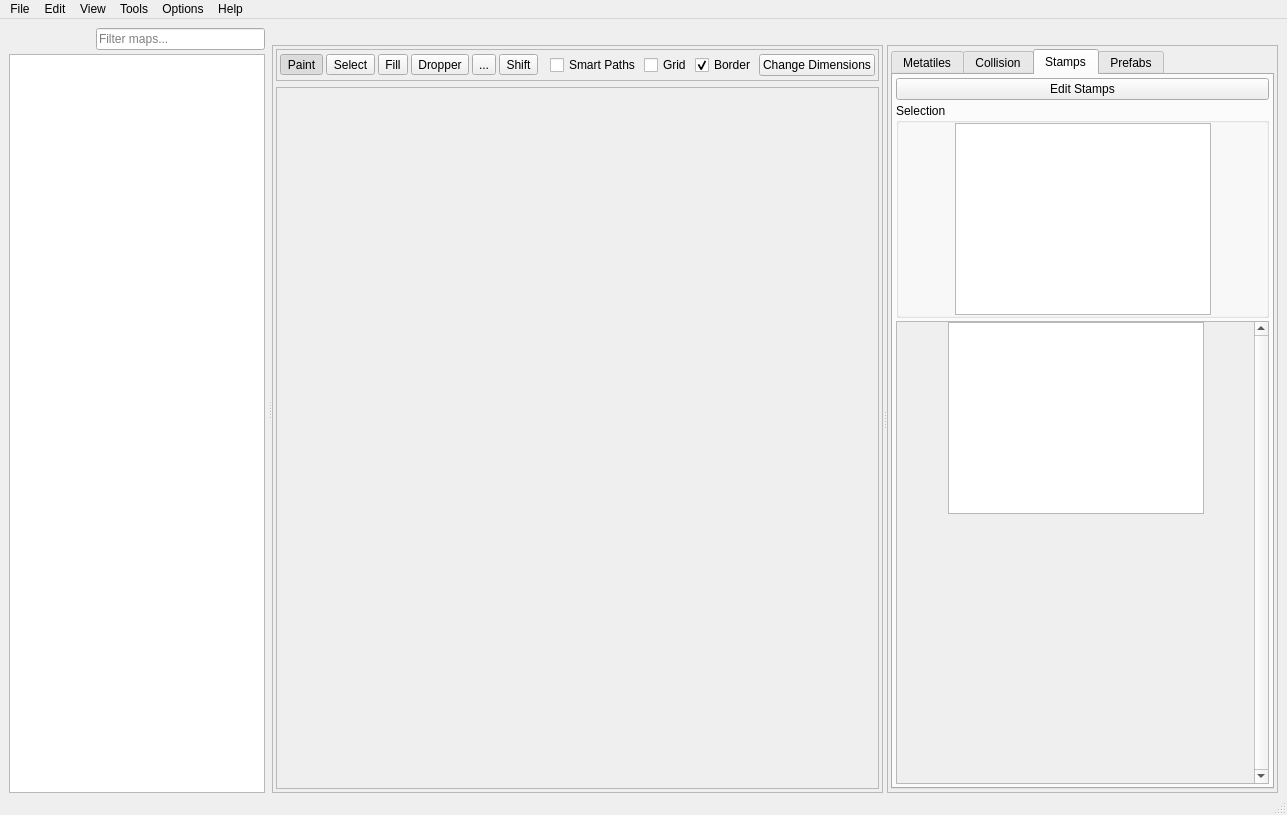
huderlem/porymap, file forms/mainwindow.ui: the form before one commit.
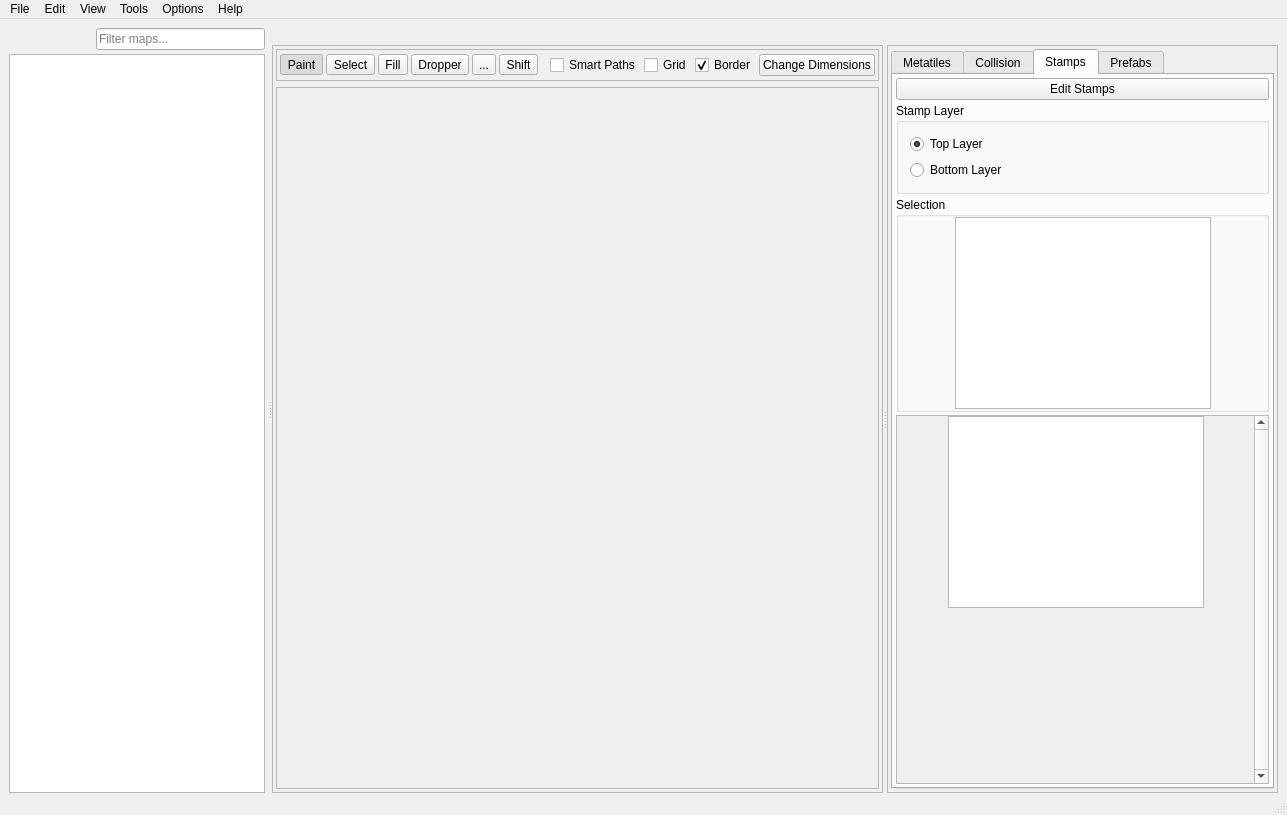
The form after the commit. The open tabs and pages were chosen to show the change. Icons and pictures are not drawn. Custom widgets are drawn as their Qt base class.

Commit message: Add stamp layer buttons

```diff
--- a/forms/mainwindow.ui
+++ b/forms/mainwindow.ui
@@ -1291,6 +1291,38 @@
                        </property>
                       </widget>
                      </item>
+                     <item>
+                      <widget class="QGroupBox" name="groupBox_stampLayer">
+                       <property name="title">
+                        <string>Stamp Layer</string>
+                       </property>
+                       <layout class="QVBoxLayout" name="verticalLayout_16">
+                        <item>
+                         <widget class="QRadioButton" name="radioButton_stampTopLayer">
+                          <property name="text">
+                           <string>Top Layer</string>
+                          </property>
+                          <property name="checked">
+                           <bool>true</bool>
+                          </property>
+                          <attribute name="buttonGroup">
+                           <string notr="true">buttonGroup_stampLayer</string>
+                          </attribute>
+                         </widget>
+                        </item>
+                        <item>
+                         <widget class="QRadioButton" name="radioButton_stampBottomLayer">
+                          <property name="text">
+                           <string>Bottom Layer</string>
+                          </property>
+                          <attribute name="buttonGroup">
+                           <string notr="true">buttonGroup_stampLayer</string>
+                          </attribute>
+                         </widget>
+                        </item>
+                       </layout>
+                      </widget>
+                     </item>
                      <item>
                       <widget class="QGroupBox" name="groupBox_4">
                        <property name="title">
@@ -1371,7 +1403,7 @@
                           <x>0</x>
                           <y>0</y>
                           <width>411</width>
-                          <height>468</height>
+                          <height>392</height>
                          </rect>
                         </property>
                         <property name="sizePolicy">
```
Left out of the diff: 25 changed lines with no effect on the pictures. The commit also changes 7 other files.
